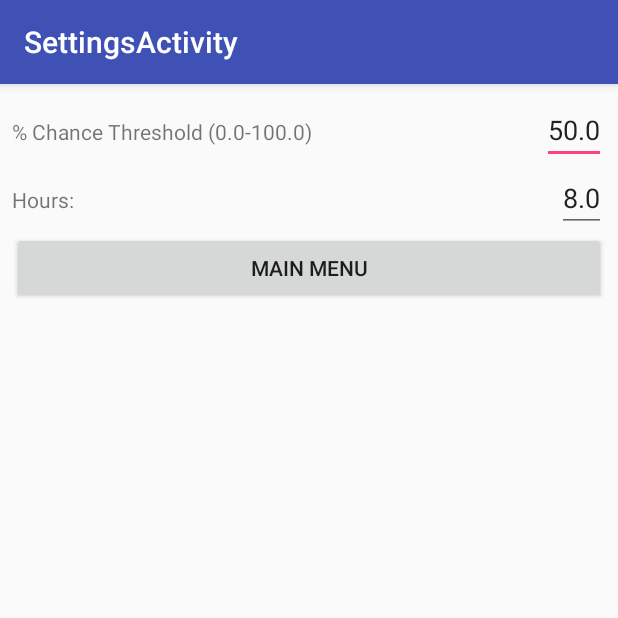
After one commit to tallsmallone/WeatherAssist, an Android app: the SettingsActivity screen opened directly, with no data from a screen before it, on a phone screen of 412 x 824 dp, the top half of it. The commit adds this screen. Run offline under Robolectric (Android 15) with nearby library versions, the phone set to English and light mode, and no system bars.

Commit message:
Added settings

```diff
--- a/app/src/main/AndroidManifest.xml
+++ b/app/src/main/AndroidManifest.xml
@@ -24,10 +24,14 @@
         <meta-data
             android:name="com.google.android.gms.version"
             android:value="@integer/google_play_services_version" />
-
         <meta-data
             android:name="com.google.android.geo.API_KEY"
             android:value="@string/google_maps_key" />
+
+        <activity
+            android:name=".SettingsActivity"
+            android:label="@string/title_activity_settings"
+            android:theme="@style/AppTheme.NoActionBar"></activity>
     </application>
 
 </manifest>
--- /dev/null
+++ b/app/src/main/java/com/warlockgaming/weatherassist/weatherassist/SettingsActivity.java
@@ -0,0 +1,64 @@
+package com.warlockgaming.weatherassist.weatherassist;
+
+import android.content.Context;
+import android.content.Intent;
+import android.content.SharedPreferences;
+import android.os.Bundle;
+import android.support.design.widget.FloatingActionButton;
+import android.support.design.widget.Snackbar;
+import android.support.v7.app.AppCompatActivity;
+import android.support.v7.widget.Toolbar;
+import android.text.InputType;
+import android.view.View;
+import android.widget.Button;
+import android.widget.EditText;
+
+public class SettingsActivity extends AppCompatActivity {
+    private SharedPreferences prefs;
+
+    private Button returnButton;
+    private EditText thresholdEdit;
+    private EditText hourEdit;
+
+    @Override
+    protected void onCreate(Bundle savedInstanceState) {
+        super.onCreate(savedInstanceState);
+        setContentView(R.layout.activity_settings);
+        Toolbar toolbar = (Toolbar) findViewById(R.id.toolbar);
+        setSupportActionBar(toolbar);
+
+        // preferences to save and read initials
+        prefs = getSharedPreferences("settings", Context.MODE_PRIVATE);
+
+        // add edits
+        thresholdEdit = (EditText)findViewById(R.id.settings_edit_threshold);
+        hourEdit = (EditText)findViewById(R.id.settings_edit_hours);
+
+        double rainThreshold = (double)prefs.getFloat("rainThreshold", 50.0f);
+        double hours = (double)prefs.getFloat("hours", 8.0f);
+        thresholdEdit.setText(Double.toString(rainThreshold));
+        hourEdit.setText(Double.toString(hours));
+
+        // add button task
+        returnButton = (Button)findViewById(R.id.settings_return);
+        returnButton.setOnClickListener(new View.OnClickListener() {
+            public void onClick(View v) {
+                returnButtonClicked();
+            }
+        });
+    }
+
+    public void returnButtonClicked() {
+        saveValues();
+        Intent intent = new Intent(this, MainActivity.class);
+        startActivity(intent);
+        finish();
+    }
+
+    public void saveValues() {
+        SharedPreferences.Editor editor = prefs.edit();
+        editor.putFloat("rainThreshold", Float.parseFloat(thresholdEdit.getText().toString()));
+        editor.putFloat("hours", Float.parseFloat(hourEdit.getText().toString()));
+        editor.commit();
+    }
+}
--- a/app/src/main/res/layout/activity_main.xml
+++ b/app/src/main/res/layout/activity_main.xml
@@ -71,6 +71,7 @@
                 android:id="@+id/main_ad"
                 android:layout_width="match_parent"
                 android:layout_height="wrap_content"
+                android:layout_marginTop="@dimen/fab_margin"
                 android:layout_gravity="bottom"
                 app:adSize="@string/adSize"
                 app:adUnitId="@string/test_admob_key" />
--- /dev/null
+++ b/app/src/main/res/layout/activity_settings.xml
@@ -0,0 +1,25 @@
+<?xml version="1.0" encoding="utf-8"?>
+<android.support.design.widget.CoordinatorLayout xmlns:android="http://schemas.android.com/apk/res/android"
+    xmlns:app="http://schemas.android.com/apk/res-auto"
+    xmlns:tools="http://schemas.android.com/tools"
+    android:layout_width="match_parent"
+    android:layout_height="match_parent"
+    tools:context="com.warlockgaming.weatherassist.weatherassist.SettingsActivity">
+
+    <android.support.design.widget.AppBarLayout
+        android:layout_width="match_parent"
+        android:layout_height="wrap_content"
+        android:theme="@style/AppTheme.AppBarOverlay">
+
+        <android.support.v7.widget.Toolbar
+            android:id="@+id/toolbar"
+            android:layout_width="match_parent"
+            android:layout_height="?attr/actionBarSize"
+            android:background="?attr/colorPrimary"
+            app:popupTheme="@style/AppTheme.PopupOverlay" />
+
+    </android.support.design.widget.AppBarLayout>
+
+    <include layout="@layout/content_settings" />
+
+</android.support.design.widget.CoordinatorLayout>
--- /dev/null
+++ b/app/src/main/res/layout/content_settings.xml
@@ -0,0 +1,73 @@
+<?xml version="1.0" encoding="utf-8"?>
+<android.support.constraint.ConstraintLayout xmlns:android="http://schemas.android.com/apk/res/android"
+    xmlns:app="http://schemas.android.com/apk/res-auto"
+    xmlns:tools="http://schemas.android.com/tools"
+    android:layout_width="match_parent"
+    android:layout_height="match_parent"
+    app:layout_behavior="@string/appbar_scrolling_view_behavior"
+    tools:context="com.warlockgaming.weatherassist.weatherassist.SettingsActivity"
+    tools:showIn="@layout/activity_settings">
+
+    <LinearLayout
+        android:layout_width="0dp"
+        android:layout_height="0dp"
+        android:orientation="vertical"
+        tools:layout_constraintTop_creator="1"
+        tools:layout_constraintRight_creator="1"
+        tools:layout_constraintBottom_creator="1"
+        android:layout_marginStart="8dp"
+        app:layout_constraintBottom_toBottomOf="parent"
+        android:layout_marginEnd="8dp"
+        app:layout_constraintRight_toRightOf="parent"
+        android:layout_marginTop="8dp"
+        tools:layout_constraintLeft_creator="1"
+        android:layout_marginBottom="8dp"
+        app:layout_constraintLeft_toLeftOf="parent"
+        app:layout_constraintTop_toTopOf="parent">
+
+        <LinearLayout
+            android:layout_width="match_parent"
+            android:layout_height="wrap_content"
+            android:orientation="horizontal">
+
+            <TextView
+                android:id="@+id/settings_threshold"
+                android:layout_width="wrap_content"
+                android:layout_height="29dp"
+                android:layout_weight="0.5"
+                android:text="@string/settings_threshold" />
+
+            <EditText
+                android:id="@+id/settings_edit_threshold"
+                android:layout_width="wrap_content"
+                android:layout_height="wrap_content"
+                android:inputType="numberDecimal"
+                android:text="@string/settings_threshold_default" />
+        </LinearLayout>
+        <LinearLayout
+            android:layout_width="match_parent"
+            android:layout_height="wrap_content"
+            android:orientation="horizontal">
+
+            <TextView
+                android:id="@+id/settings_hours"
+                android:layout_width="wrap_content"
+                android:layout_height="29dp"
+                android:text="@string/settings_hours"
+                android:layout_weight="0.5"/>
+
+            <EditText
+                android:id="@+id/settings_edit_hours"
+                android:layout_width="wrap_content"
+                android:layout_height="wrap_content"
+                android:inputType="numberDecimal"
+                android:text="@string/settings_hours_default" />
+        </LinearLayout>
+
+        <Button
+            android:id="@+id/settings_return"
+            android:layout_width="match_parent"
+            android:layout_height="wrap_content"
+            android:text="@string/setting_main_button" />
+    </LinearLayout>
+</android.support.constraint.ConstraintLayout>
--- a/app/src/main/res/values/strings.xml
+++ b/app/src/main/res/values/strings.xml
@@ -3,4 +3,10 @@
     <string name="action_settings">Settings</string>
     <string name="location_title">Location</string>
     <string name="adSize">BANNER</string>
+    <string name="title_activity_settings">SettingsActivity</string>
+    <string name="settings_threshold">% Chance Threshold (0.0-100.0)</string>
+    <string name="settings_threshold_default">0.0</string>
+    <string name="settings_hours">Hours:</string>
+    <string name="settings_hours_default">8.0</string>
+    <string name="setting_main_button">Main Menu</string>
 </resources>
```
Also changed, not shown: app/build.gradle (+4 -3 lines), app/src/main/java/com/warlockgaming/weatherassist/weatherassist/MainActivity.java (+30 -1 lines), app/src/main/java/com/warlockgaming/weatherassist/weatherassist/WundergroundInterface.java (+14 -5 lines).
